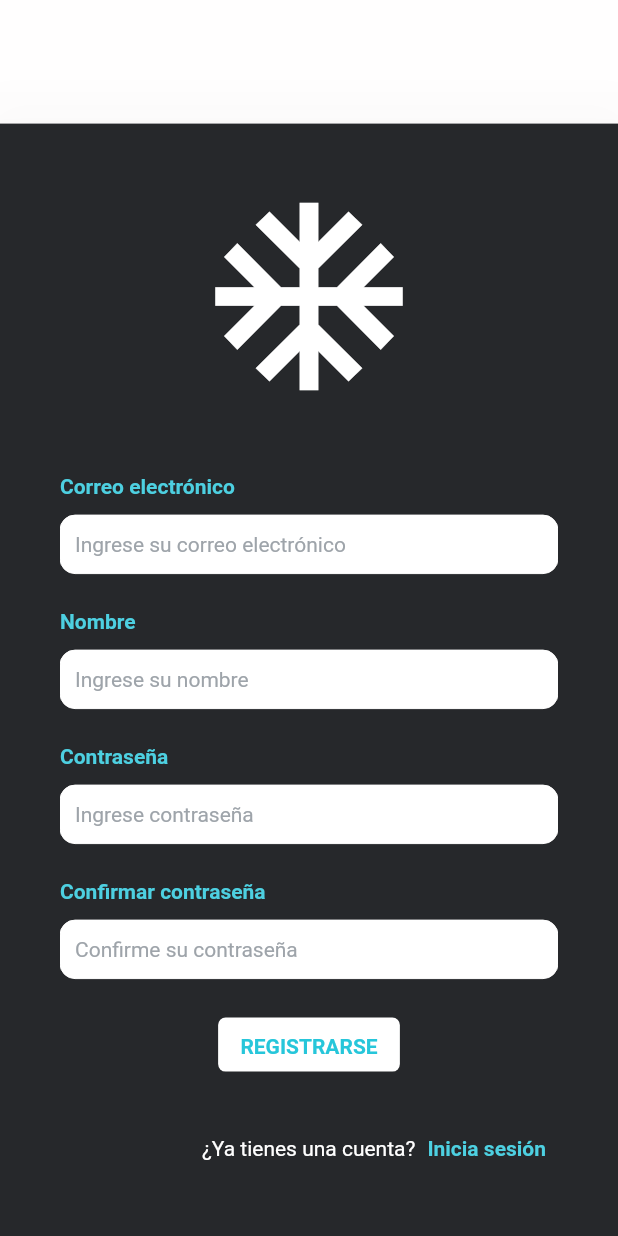
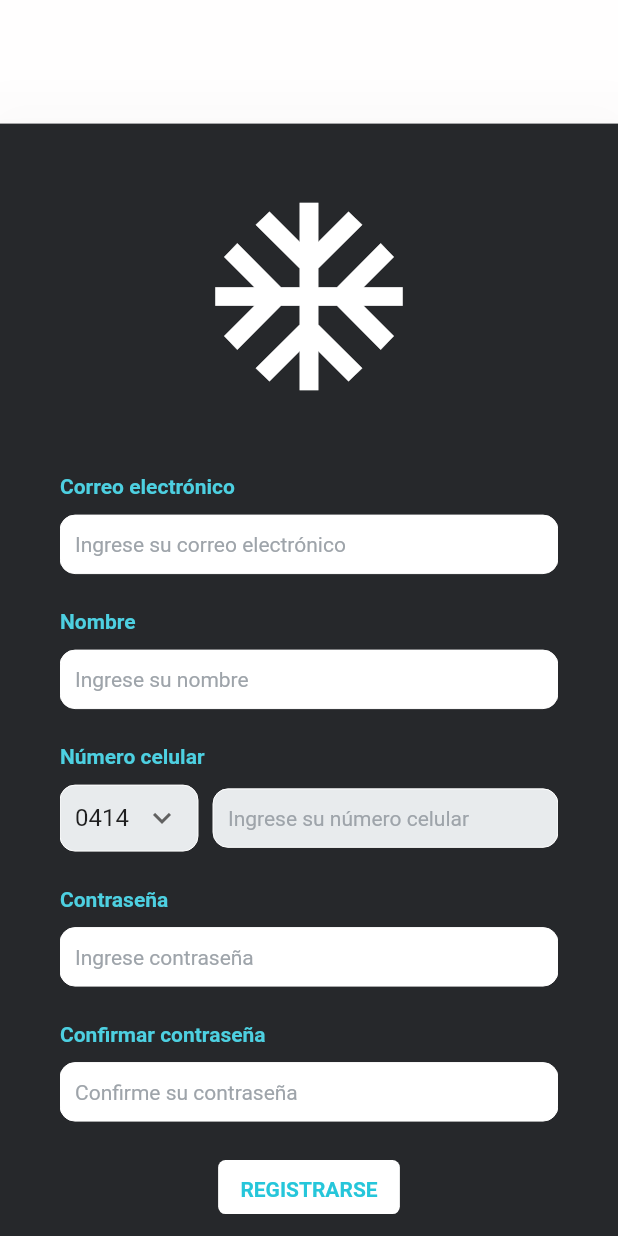
Before and after one commit to lesanpi/smart-fridge-app, a Flutter app: the screen it shows after launch, after a tap on "REGISTRARSE", on a phone screen of 412 x 824 dp. Run offline on Flutter 3.47's test engine with Material 2 defaults, Android fonts, the phone set to English and light mode, and no system bars; our stand-ins replace flutter_bloc, shared_preferences; missing offline and left inert: mqtt_client; accounts and stored records are empty; Roboto replaces fonts that are missing (Work Sans Bold, Work Sans Regular).

Commit message:
Formulario de registro y SignOut

```diff
--- a/lib/consts.dart
+++ b/lib/consts.dart
@@ -3,7 +3,8 @@ import 'package:flutter/material.dart';
 
 class Consts {
 /* ------------------------- Application parameters ------------------------- */
-  static const httpLink = "http://192.168.18.3:3001";
+  // static const httpLink = "http://192.168.18.3:3001";
+  static const httpLink = "http://192.168.1.104:3001";
   // static const algoliaAppId = "TYPWAL4JZU";
   // static const algoliaApiKey = "858e43b0d195cc08b91edbbc6222f4f8";
   static const Map<String, String> headers = {
--- a/lib/data/repositories/auth_repository.dart
+++ b/lib/data/repositories/auth_repository.dart
@@ -14,14 +14,17 @@ class AuthRepository {
   /// Verify with the backend the current user,
   /// using the [token] in the persistent storage
   Future<AuthUser?> getCurrentUser(String? token) async {
-    /// TODO: call the backend using the token
     if (token != null) {
-      currentUser = AuthUser(
-        id: "090399",
-        name: "Luis",
-        email: "luis@luis.com",
-        fridges: [],
-      );
+      final url = Uri.parse(Consts.httpLink + '/api/user');
+      final Map<String, String> headers = {
+        'Content-type': 'application/json',
+        'Accept': 'application/json',
+        'Authorization': 'Bearer ${token}',
+      };
+      final response = await http.post(url, headers: headers);
+
+      print(response.body);
+      currentUser = authUserFromJson(response.body);
       return currentUser;
     }
 
@@ -33,7 +36,6 @@ class AuthRepository {
   /// in other case, throws a [AuthException]
   Future<String?> signInWithEmailAndPassword(
       {required String email, required String password}) async {
-    try {
     final url = Uri.parse(Consts.httpLink + '/api/login');
 
     final jsonData = jsonEncode({'email': email, 'password': password});
@@ -44,52 +46,53 @@ class AuthRepository {
     final statusCode = response.statusCode;
 
     if (statusCode != 200) {
-        throw AuthException(
-            error: AuthErrorCode.notAuth, message: body["error"]);
+      print('error sign in not 200 status');
+      throw AuthException(error: AuthErrorCode.notAuth, message: body["error"]);
     }
 
     final _token = body["token"];
+    await getCurrentUser(_token);
+
     return _token;
-    } catch (e) {
-      throw AuthException(
-        error: AuthErrorCode.connection,
-        message: 'No se pudo completar la petición',
-      );
-    }
   }
 
   Future<void> signUp({
     required String email,
     required String password,
+    required String phone,
     required String name,
   }) async {
     String? error;
     // TODO: sign up
-    try {
+
     print('sign up repository');
 
     final url = Uri.parse(Consts.httpLink + '/api/users');
     final jsonData = jsonEncode({
       'email': email,
       'name': name,
+      'phone': phone,
       'password': password,
     });
-      final response = await http.post(url, body: jsonData);
+    print('await response');
+
+    final response = await http.post(
+      url,
+      body: jsonData,
+      headers: Consts.headers,
+    );
+    print('response $response');
 
     final body = jsonDecode(response.body);
     final statusCode = response.statusCode;
+
+    print('status');
     print(statusCode);
     print(body);
 
     if (statusCode != 200) {
-        throw AuthException(
-            error: AuthErrorCode.notAuth, message: body["error"]);
-      }
-    } catch (e) {
-      throw AuthException(
-        error: AuthErrorCode.connection,
-        message: 'No se pudo completar la petición',
-      );
+      print('error repository not statusCode 200');
+      throw AuthException(error: AuthErrorCode.notAuth, message: body["error"]);
     }
   }
 
--- a/lib/model/auth_user.dart
+++ b/lib/model/auth_user.dart
@@ -8,28 +8,32 @@ String authUserToJson(AuthUser data) => json.encode(data.toJson());
 
 class AuthUser {
   AuthUser({
-    required this.id,
+    // required this.id,
     required this.email,
     required this.name,
+    required this.phone,
     required this.fridges,
   });
-  final String id;
+  // final String id;
   final String email;
+  final String phone;
   final String name;
   final List<FridgeInfo> fridges;
 
   factory AuthUser.fromJson(Map<String, dynamic> json) => AuthUser(
-        id: json["id"],
+        // id: json["id"],
         email: json["email"],
         name: json["name"],
+        phone: json["phone"],
         fridges: List<FridgeInfo>.from(
             json["fridges"].map((x) => FridgeInfo.fromJson(x))),
       );
 
   Map<String, dynamic> toJson() => {
-        "id": id,
+        // "id": id,
         "email": email,
         "name": name,
+        "phone": phone,
         "fridges": List<dynamic>.from(fridges.map((x) => x.toJson())),
       };
 }
--- a/lib/ui/auth/cubit/sign_in_cubit.dart
+++ b/lib/ui/auth/cubit/sign_in_cubit.dart
@@ -21,6 +21,7 @@ class SignInCubit extends Cubit<SignInState> {
         return null;
       }
 
+      print('not user in sign in');
       return 'Error al iniciar sesión';
     } on AuthException catch (e) {
       if (e.error == AuthErrorCode.notAuth) {
--- a/lib/ui/auth/view/sign_in_view.dart
+++ b/lib/ui/auth/view/sign_in_view.dart
@@ -123,8 +123,8 @@ class _SignInViewState extends State<SignInView> {
     };
   }
 
-  void _signIn(BuildContext context) {
-    futureLoadingIndicator(
+  void _signIn(BuildContext context) async {
+    await futureLoadingIndicator(
       context,
       context.read<SignInCubit>().signIn(email: email, password: password),
     ).then((_errorMessage) async {
--- a/lib/ui/auth/view/sign_up_view.dart
+++ b/lib/ui/auth/view/sign_up_view.dart
@@ -1,4 +1,5 @@
 import 'package:flutter/material.dart';
+import 'package:flutter/services.dart';
 import 'package:flutter_bloc/flutter_bloc.dart';
 import 'package:wifi_led_esp8266/consts.dart';
 import 'package:wifi_led_esp8266/ui/auth/cubit/auth_cubit.dart';
@@ -7,6 +8,8 @@ import 'package:wifi_led_esp8266/ui/auth/cubit/sign_up_cubit.dart';
 import 'package:wifi_led_esp8266/ui/auth/widgets/back_to_sign_in_button.dart';
 import 'package:wifi_led_esp8266/ui/home/home.dart';
 import 'package:wifi_led_esp8266/utils/validators.dart';
+import 'package:wifi_led_esp8266/utils/venezuela.dart';
+import 'package:wifi_led_esp8266/widgets/form_dropdown_with_text.dart';
 import 'package:wifi_led_esp8266/widgets/form_input.dart';
 import 'package:wifi_led_esp8266/widgets/future_loading_indicator.dart';
 
@@ -28,6 +31,11 @@ class _SignUpViewState extends State<SignUpView> {
   /// Email input controller.
   final nameController = TextEditingController();
   get name => nameController.text;
+
+  // Phone Number
+  final phoneNumberController = TextEditingController();
+  get phoneNumber => phoneNumberController.text;
+  String prefixPhoneNumberSelected = Venezuela.phoneNumberPrefixes.first;
 
   /// Password input controller.
   final passwordController = TextEditingController();
@@ -87,6 +95,8 @@ class _SignUpViewState extends State<SignUpView> {
                           const SizedBox(height: Consts.defaultPadding),
                           nameInput(),
                           const SizedBox(height: Consts.defaultPadding),
+                          phoneNumberInput(),
+                          const SizedBox(height: Consts.defaultPadding),
                           passwordInput(),
                           const SizedBox(height: Consts.defaultPadding),
                           confirmPasswordInput(),
@@ -135,13 +145,18 @@ class _SignUpViewState extends State<SignUpView> {
     };
   }
 
-  void _signUp(BuildContext context) {
-    futureLoadingIndicator(
+  void _signUp(BuildContext context) async {
+    await futureLoadingIndicator(
       context,
-      context
-          .read<SignUpCubit>()
-          .signUp(email: email, password: password, name: name),
+      context.read<SignUpCubit>().signUp(
+            email: email,
+            password: password,
+            name: name,
+            phone: prefixPhoneNumberSelected + phoneNumber,
+          ),
+      // timeoutAt: const Duration(seconds: 20),
     ).then((_errorMessage) async {
+      print('error message $_errorMessage');
       if (_errorMessage != null) {
         await onDialogMessage(
           context: context,
@@ -153,7 +168,12 @@ class _SignUpViewState extends State<SignUpView> {
           },
         );
       } else {
-        context.read<AuthCubit>().goTo(AuthState.SIGNIN);
+        await onDialogMessage(
+          context: context,
+          title: '¡Registro exitoso!',
+          message: 'Ahora puedes iniciar sesión',
+        );
+        // context.read<AuthCubit>().goTo(AuthState.SIGNIN);
       }
     });
   }
@@ -193,6 +213,31 @@ class _SignUpViewState extends State<SignUpView> {
       keyboardType: TextInputType.emailAddress,
       validator: Validators.validateEmpty,
       onChanged: (_) => setState(() => {}),
+    );
+  }
+
+  Widget phoneNumberInput() {
+    return FormDropdownWithText(
+      controller: phoneNumberController,
+      value: prefixPhoneNumberSelected,
+      itemOptions: Venezuela.phoneNumberPrefixes,
+      dropdownDecoration: const InputDecoration(hintText: "-"),
+      textInputDecoration: const InputDecoration(
+        hintText: 'Ingrese su número celular',
+      ),
+      inputFormatters: [
+        FilteringTextInputFormatter.allow(RegExp(r'[0-9+]')),
+        LengthLimitingTextInputFormatter(7),
+      ],
+      title: "Número celular",
+      onChanged: (value) {
+        setState(() {
+          prefixPhoneNumberSelected = value ?? "V";
+        });
+      },
+      onChangedText: (_) => setState(() {}),
+      keyboardType: TextInputType.phone,
+      validator: Validators.validatePhone,
     );
   }
 
--- /dev/null
+++ b/lib/utils/venezuela.dart
@@ -0,0 +1,9 @@
+class Venezuela {
+  static const List<String> phoneNumberPrefixes = [
+    "0414",
+    "0424",
+    "0416",
+    "0426",
+    "0412"
+  ];
+}
--- /dev/null
+++ b/lib/widgets/form_dropdown_with_text.dart
@@ -0,0 +1,112 @@
+import 'package:flutter/material.dart';
+import 'package:flutter/services.dart';
+import 'package:wifi_led_esp8266/consts.dart';
+
+class FormDropdownWithText extends StatelessWidget {
+  // For title
+  final String title;
+  final Color titleColor;
+  final FontWeight titleWeight;
+  // For Dropdown
+  final String? value;
+  final List<String> itemOptions;
+  final Function(String?)? onChanged;
+  final Function(String?)? onChangedText;
+  final String? Function(String?)? validator;
+
+  // For text input
+  final TextEditingController controller;
+  final List<TextInputFormatter>? inputFormatters;
+
+  // Decoration
+  final InputDecoration? dropdownDecoration;
+  final InputDecoration? textInputDecoration;
+
+  final TextInputType? keyboardType;
+
+  const FormDropdownWithText({
+    Key? key,
+    required this.controller,
+    required this.value,
+    required this.itemOptions,
+    this.onChanged,
+    this.onChangedText,
+    required this.title,
+    this.titleColor = Consts.primary,
+    this.titleWeight = FontWeight.w700,
+    this.validator,
+    this.dropdownDecoration,
+    this.textInputDecoration,
+    this.keyboardType,
+    this.inputFormatters,
+  }) : super(key: key);
+
+  @override
+  Widget build(BuildContext context) {
+    return Column(
+      crossAxisAlignment: CrossAxisAlignment.start,
+      children: [
+        Text(
+          title,
+          style: TextStyle(
+            color: titleColor,
+            fontWeight: titleWeight,
+            fontSize: 14.0,
+          ),
+        ),
+        const SizedBox(height: Consts.defaultPadding / 2),
+        Row(
+          mainAxisAlignment: MainAxisAlignment.center,
+          children: [
+            Expanded(
+              flex: 2,
+              child: DropdownButtonFormField(
+                value: value,
+                items:
+                    itemOptions.map<DropdownMenuItem<String>>((String value) {
+                  return DropdownMenuItem<String>(
+                    value: value,
+                    child: Text(value),
+                  );
+                }).toList(),
+                onChanged: onChanged,
+                elevation: 2,
+                decoration: dropdownDecoration,
+                icon: const Icon(Icons.keyboard_arrow_down),
+                // validator: validator,
+              ),
+            ),
+            const SizedBox(width: Consts.defaultPadding / 2),
+            Expanded(
+              flex: 5,
+              child: Material(
+                elevation: 2.0,
+                borderRadius: Consts.inputBorderRadius,
+                shadowColor: Colors.black.withOpacity(0.0),
+                color: Colors.transparent,
+                child: TextFormField(
+                  keyboardType: keyboardType,
+                  controller: controller,
+                  obscureText: false,
+                  decoration: textInputDecoration,
+                  inputFormatters: [
+                    if (inputFormatters != null) ...inputFormatters!,
+                  ],
+
+                  /// Validator function that validates the conditions of the field
+                  /// and returns the correct error message
+                  validator: validator,
+                  onChanged: onChangedText,
+
+                  /// [AutovalidateMode.onUserInteraction] in TextFormField allow validate text on every user interaction
+                  /// and display the appropiate error message
+                  autovalidateMode: AutovalidateMode.onUserInteraction,
+                ),
+              ),
+            ),
+          ],
+        )
+      ],
+    );
+  }
+}
```
Also changed, not shown: lib/ui/auth/cubit/sign_up_cubit.dart (+15 -4 lines), lib/ui/home/cubit/sign_out_cubit.dart (added, +13 -0 lines), lib/ui/home/view/home_page.dart (+64 -22 lines). Lines whose indentation alone changed are shown as unchanged.
